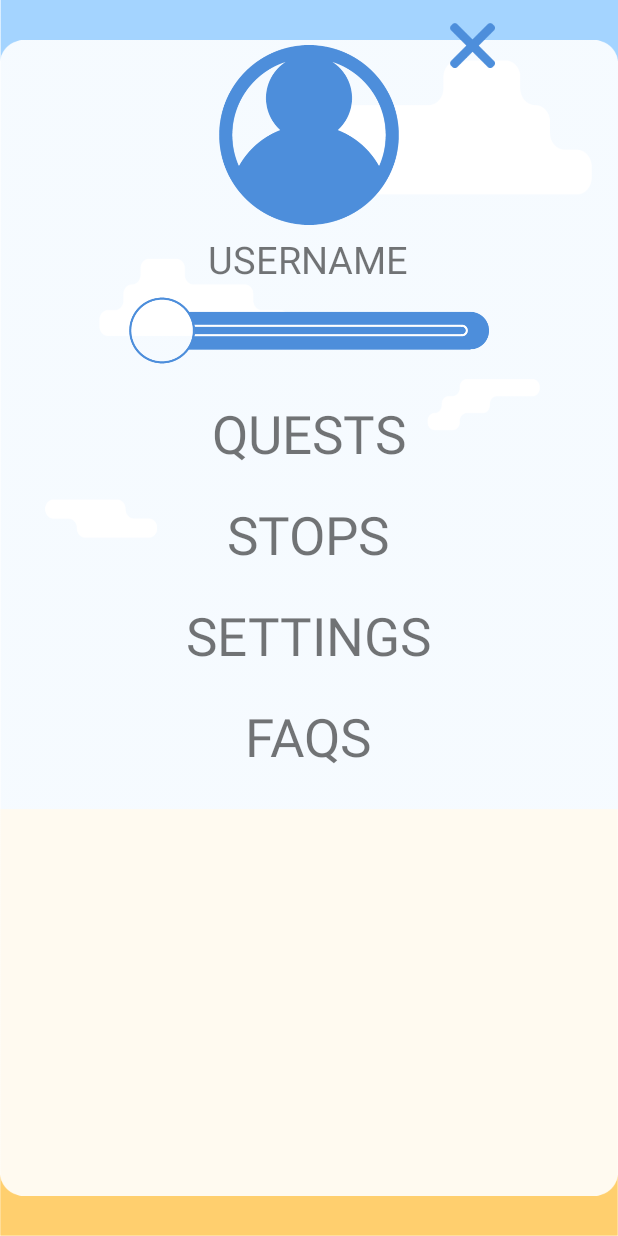
After one commit to compsat/mudkip, an Android app: the ProfileActivity screen opened directly, with no data from a screen before it, on a phone screen of 412 x 824 dp. The commit adds this screen. Run offline under Robolectric (Android 15) with nearby library versions, the phone set to English and light mode, and no system bars.

Commit message:
Added profile page

```diff
--- /dev/null
+++ b/mobile/app/src/main/java/com/mudkip/lakbay/ProfileActivity.java
@@ -0,0 +1,13 @@
+package com.mudkip.lakbay;
+
+import android.support.v7.app.AppCompatActivity;
+import android.os.Bundle;
+
+public class ProfileActivity extends AppCompatActivity {
+
+    @Override
+    protected void onCreate(Bundle savedInstanceState) {
+        super.onCreate(savedInstanceState);
+        setContentView(R.layout.activity_profile);
+    }
+}
--- a/mobile/app/src/main/res/layout/activity_main.xml
+++ b/mobile/app/src/main/res/layout/activity_main.xml
@@ -12,4 +12,5 @@
         android:id="@+id/content"
         android:layout_width="match_parent"
         android:layout_height="match_parent"/>
+
 </RelativeLayout>
--- /dev/null
+++ b/mobile/app/src/main/res/layout/activity_profile.xml
@@ -0,0 +1,92 @@
+<?xml version="1.0" encoding="utf-8"?>
+<RelativeLayout
+    xmlns:android="http://schemas.android.com/apk/res/android"
+    xmlns:app="http://schemas.android.com/apk/res-auto"
+    xmlns:tools="http://schemas.android.com/tools"
+    android:layout_width="match_parent"
+    android:layout_height="match_parent"
+    android:background="@drawable/bg"
+    tools:context="com.mudkip.lakbay.MainActivity">
+
+        <ImageView
+            android:id="@+id/imageView"
+            android:layout_width="wrap_content"
+            android:layout_height="wrap_content"
+            app:srcCompat="@drawable/menu_frame" />
+
+        <ImageView
+            android:id="@+id/exit"
+            android:layout_width="30dp"
+            android:layout_height="30dp"
+            android:layout_marginStart="300dp"
+            android:layout_marginTop="15dp"
+            app:srcCompat="@drawable/menu_close" />
+
+        <ImageView
+            android:id="@+id/avatar"
+            android:layout_width="120dp"
+            android:layout_height="120dp"
+            android:layout_centerHorizontal="true"
+            android:layout_marginTop="30dp"
+            app:srcCompat="@drawable/avatar" />
+
+        <ImageView
+            android:id="@+id/statusbar"
+            android:layout_width="240dp"
+            android:layout_height="50dp"
+            android:layout_centerHorizontal="true"
+            android:layout_marginTop="5dp"
+            android:layout_below="@+id/usernameText"
+            app:srcCompat="@drawable/level" />
+
+    <TextView
+        android:id="@+id/usernameText"
+        android:layout_width="wrap_content"
+        android:layout_height="wrap_content"
+        android:layout_below="@+id/avatar"
+        android:layout_marginTop="5dp"
+        android:layout_centerHorizontal="true"
+        android:text="USERNAME"
+        android:textSize="25sp" />
+
+    <TextView
+        android:id="@+id/quest"
+        android:layout_width="wrap_content"
+        android:layout_height="wrap_content"
+        android:layout_below="@+id/statusbar"
+        android:layout_marginTop="20dp"
+        android:layout_centerHorizontal="true"
+        android:text="QUESTS"
+        android:textSize="35sp" />
+
+    <TextView
+        android:id="@+id/stop"
+        android:layout_width="wrap_content"
+        android:layout_height="wrap_content"
+        android:layout_below="@+id/quest"
+        android:layout_marginTop="20dp"
+        android:layout_centerHorizontal="true"
+        android:text="STOPS"
+        android:textSize="35sp" />
+
+    <TextView
+        android:id="@+id/settings"
+        android:layout_width="wrap_content"
+        android:layout_height="wrap_content"
+        android:layout_below="@+id/stop"
+        android:layout_marginTop="20dp"
+        android:layout_centerHorizontal="true"
+        android:text="SETTINGS"
+        android:textSize="35sp" />
+
+    <TextView
+        android:id="@+id/faqs"
+        android:layout_width="wrap_content"
+        android:layout_height="wrap_content"
+        android:layout_below="@+id/settings"
+        android:layout_marginTop="20dp"
+        android:layout_centerHorizontal="true"
+        android:text="FAQS"
+        android:textSize="35sp" />
+
+</RelativeLayout>
```
Also changed, not shown: mobile/app/src/main/AndroidManifest.xml (+4 -5 lines), 1 other file.
